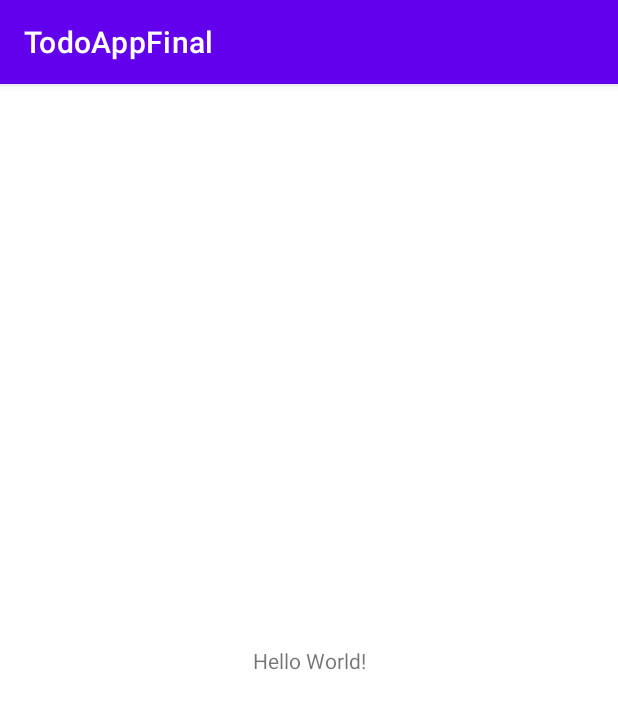
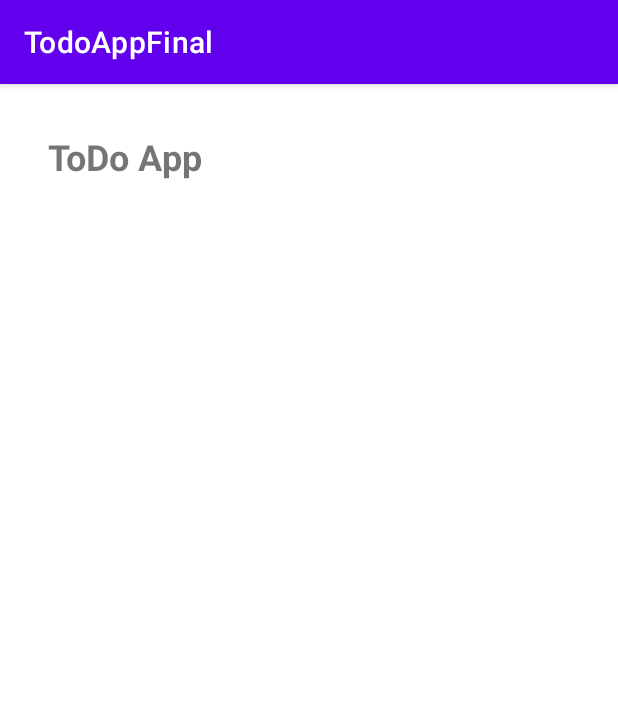
Before and after one commit to samratTBC/Todo-App-Final, an Android app: the screen it shows after launch (MainActivity), on a phone screen of 412 x 824 dp. Shown: the top 709 px of the screen. Run offline under Robolectric (Android 15) with nearby library versions, the phone set to English and light mode, and no system bars.

Commit message:
Created a layout for Todo List

```diff
--- /dev/null
+++ b/app/src/main/res/drawable/baseline_add_24.xml
@@ -0,0 +1,5 @@
+<vector android:height="24dp" android:tint="#000000"
+    android:viewportHeight="24" android:viewportWidth="24"
+    android:width="24dp" xmlns:android="http://schemas.android.com/apk/res/android">
+    <path android:fillColor="@android:color/white" android:pathData="M19,13h-6v6h-2v-6H5v-2h6V5h2v6h6v2z"/>
+</vector>
--- a/app/src/main/res/layout/activity_main.xml
+++ b/app/src/main/res/layout/activity_main.xml
@@ -1,18 +1,26 @@
 <?xml version="1.0" encoding="utf-8"?>
-<androidx.constraintlayout.widget.ConstraintLayout xmlns:android="http://schemas.android.com/apk/res/android"
+<LinearLayout
+    xmlns:android="http://schemas.android.com/apk/res/android"
     xmlns:app="http://schemas.android.com/apk/res-auto"
     xmlns:tools="http://schemas.android.com/tools"
     android:layout_width="match_parent"
     android:layout_height="match_parent"
+    android:orientation="vertical"
     tools:context=".MainActivity">
+    <TextView
+        android:layout_width="match_parent"
+        android:layout_height="wrap_content"
+        android:id="@+id/title_of_app"
+        android:text="@string/todoApp"
+        android:layout_marginStart="32dp"
+        android:layout_marginTop="32dp"
+        android:layout_marginBottom="16dp"
+        android:textSize="24sp"
+        android:textStyle="bold"/>
+    <FrameLayout
+        android:layout_width="match_parent"
+        android:layout_height="0dp"
+        android:layout_weight="1"
+        android:id="@+id/fragmentContainer_view"/>
 
-    <TextView
-        android:layout_width="wrap_content"
-        android:layout_height="wrap_content"
-        android:text="Hello World!"
-        app:layout_constraintBottom_toBottomOf="parent"
-        app:layout_constraintEnd_toEndOf="parent"
-        app:layout_constraintStart_toStartOf="parent"
-        app:layout_constraintTop_toTopOf="parent" />
-
-</androidx.constraintlayout.widget.ConstraintLayout>
+</LinearLayout>
--- a/app/src/main/res/values/strings.xml
+++ b/app/src/main/res/values/strings.xml
@@ -1,3 +1,7 @@
 <resources>
     <string name="app_name">TodoAppFinal</string>
+    <string name="todoApp">ToDo App</string>
+    <!-- TODO: Remove or change this placeholder text -->
+    <string name="hello_blank_fragment">Hello blank fragment</string>
+    <string name="when_no_todo_tv">Empty Todo. Add to Create</string>
 </resources>
```
Also changed, not shown: app/src/main/java/com/example/todoappfinal/Fragment/TodoListFragment.java (added, +52 -0 lines), app/src/main/res/layout/fragment_todo_list.xml (added, +43 -0 lines).
